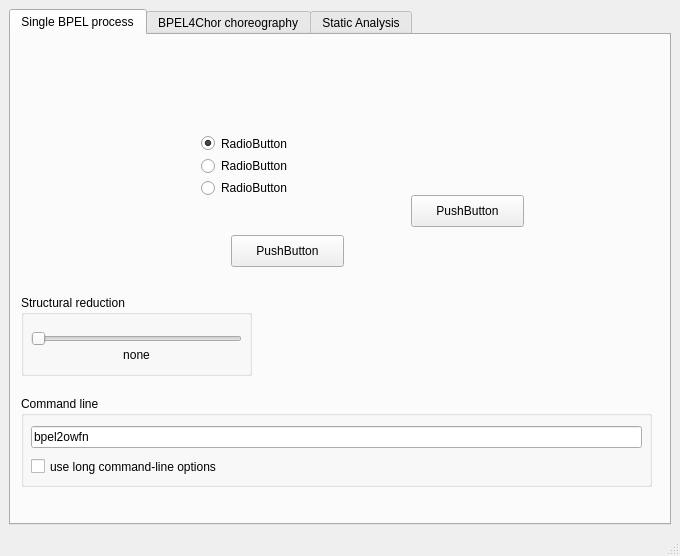
First picture: the form in bpel2owfn/gui/dialog.ui, repository nlohmann/service-technology.org, before the edit.
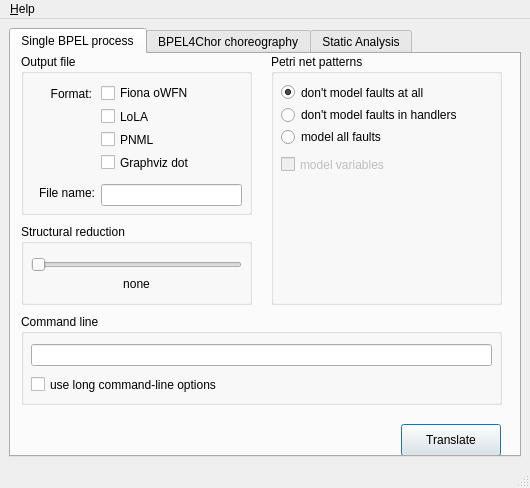
Second picture: the form after the edit. Icons and pictures are not drawn.

Patch:
```diff
--- a/bpel2owfn/gui/dialog.ui
+++ b/bpel2owfn/gui/dialog.ui
@@ -5,8 +5,8 @@
    <rect>
     <x>0</x>
     <y>0</y>
-    <width>680</width>
-    <height>556</height>
+    <width>530</width>
+    <height>488</height>
    </rect>
   </property>
   <property name="windowTitle" >
@@ -38,46 +38,11 @@
        <attribute name="toolTip" >
         <string>Translation of a single BPEL process into a Petri net model.</string>
        </attribute>
-       <widget class="QPushButton" name="pushButton" >
-        <property name="geometry" >
-         <rect>
-          <x>220</x>
-          <y>200</y>
-          <width>113</width>
-          <height>32</height>
-         </rect>
-        </property>
-        <property name="text" >
-         <string>PushButton</string>
-        </property>
-        <property name="autoDefault" >
-         <bool>false</bool>
-        </property>
-        <property name="default" >
-         <bool>false</bool>
-        </property>
-        <property name="flat" >
-         <bool>false</bool>
-        </property>
-       </widget>
-       <widget class="QPushButton" name="pushButton_2" >
-        <property name="geometry" >
-         <rect>
-          <x>400</x>
-          <y>160</y>
-          <width>113</width>
-          <height>32</height>
-         </rect>
-        </property>
-        <property name="text" >
-         <string>PushButton</string>
-        </property>
-       </widget>
        <widget class="QGroupBox" name="reduction_groupBox" >
         <property name="geometry" >
          <rect>
           <x>10</x>
-          <y>260</y>
+          <y>170</y>
           <width>231</width>
           <height>81</height>
          </rect>
@@ -91,7 +56,7 @@
            <x>10</x>
            <y>30</y>
            <width>211</width>
-           <height>27</height>
+           <height>22</height>
           </rect>
          </property>
          <property name="maximum" >
@@ -125,8 +90,8 @@
         <property name="geometry" >
          <rect>
           <x>10</x>
-          <y>361</y>
-          <width>631</width>
+          <y>260</y>
+          <width>481</width>
           <height>91</height>
          </rect>
         </property>
@@ -138,23 +103,31 @@
           <rect>
            <x>10</x>
            <y>30</y>
-           <width>611</width>
+           <width>461</width>
            <height>22</height>
           </rect>
          </property>
+         <property name="font" >
+          <font>
+           <pointsize>10</pointsize>
+          </font>
+         </property>
          <property name="text" >
-          <string>bpel2owfn</string>
+          <string/>
          </property>
          <property name="frame" >
           <bool>true</bool>
          </property>
+         <property name="readOnly" >
+          <bool>true</bool>
+         </property>
         </widget>
         <widget class="QCheckBox" name="commandLine_checkBox" >
          <property name="geometry" >
           <rect>
            <x>10</x>
            <y>60</y>
-           <width>241</width>
+           <width>227</width>
            <height>21</height>
           </rect>
          </property>
@@ -163,41 +136,181 @@
          </property>
         </widget>
        </widget>
-       <widget class="QWidget" name="" >
+       <widget class="QGroupBox" name="fileFormat_groupBox" >
         <property name="geometry" >
          <rect>
-          <x>190</x>
-          <y>100</y>
+          <x>10</x>
+          <y>0</y>
+          <width>231</width>
+          <height>161</height>
+         </rect>
+        </property>
+        <property name="title" >
+         <string>Output file</string>
+        </property>
+        <widget class="QLabel" name="fileFormat_label1" >
+         <property name="geometry" >
+          <rect>
+           <x>20</x>
+           <y>30</y>
+           <width>51</width>
+           <height>20</height>
+          </rect>
+         </property>
+         <property name="text" >
+          <string>Format:</string>
+         </property>
+         <property name="alignment" >
+          <set>Qt::AlignRight|Qt::AlignTrailing|Qt::AlignVCenter</set>
+         </property>
+        </widget>
+        <widget class="QLabel" name="fileFormat_label2" >
+         <property name="geometry" >
+          <rect>
+           <x>10</x>
+           <y>130</y>
+           <width>64</width>
+           <height>18</height>
+          </rect>
+         </property>
+         <property name="text" >
+          <string>File name:</string>
+         </property>
+         <property name="alignment" >
+          <set>Qt::AlignRight|Qt::AlignTrailing|Qt::AlignVCenter</set>
+         </property>
+        </widget>
+        <widget class="QLineEdit" name="fileFormat_lineEdit" >
+         <property name="geometry" >
+          <rect>
+           <x>80</x>
+           <y>130</y>
+           <width>141</width>
+           <height>22</height>
+          </rect>
+         </property>
+        </widget>
+        <widget class="QWidget" name="" >
+         <property name="geometry" >
+          <rect>
+           <x>80</x>
+           <y>30</y>
+           <width>104</width>
+           <height>87</height>
+          </rect>
+         </property>
+         <layout class="QVBoxLayout" >
+          <item>
+           <widget class="QCheckBox" name="fileFormatFiona_checkBox" >
+            <property name="text" >
+             <string>Fiona oWFN</string>
+            </property>
+           </widget>
+          </item>
+          <item>
+           <widget class="QCheckBox" name="fileFormatLola_checkBox" >
+            <property name="text" >
+             <string>LoLA</string>
+            </property>
+           </widget>
+          </item>
+          <item>
+           <widget class="QCheckBox" name="fileFormatPnml_checkBox" >
+            <property name="text" >
+             <string>PNML</string>
+            </property>
+           </widget>
+          </item>
+          <item>
+           <widget class="QCheckBox" name="fileFormatDot_checkBox" >
+            <property name="text" >
+             <string>Graphviz dot</string>
+            </property>
+           </widget>
+          </item>
+         </layout>
+        </widget>
+       </widget>
+       <widget class="QGroupBox" name="groupBox" >
+        <property name="geometry" >
+         <rect>
+          <x>260</x>
+          <y>0</y>
+          <width>231</width>
+          <height>251</height>
+         </rect>
+        </property>
+        <property name="title" >
+         <string>Petri net patterns</string>
+        </property>
+        <widget class="QCheckBox" name="patternVariables_checkBox" >
+         <property name="enabled" >
+          <bool>false</bool>
+         </property>
+         <property name="geometry" >
+          <rect>
+           <x>10</x>
+           <y>100</y>
+           <width>123</width>
+           <height>21</height>
+          </rect>
+         </property>
+         <property name="text" >
+          <string>model variables</string>
+         </property>
+        </widget>
+        <widget class="QWidget" name="" >
+         <property name="geometry" >
+          <rect>
+           <x>10</x>
+           <y>30</y>
+           <width>213</width>
+           <height>61</height>
+          </rect>
+         </property>
+         <layout class="QVBoxLayout" >
+          <item>
+           <widget class="QRadioButton" name="patternSmall_radioButton" >
+            <property name="text" >
+             <string>don't model faults at all</string>
+            </property>
+            <property name="checked" >
+             <bool>true</bool>
+            </property>
+           </widget>
+          </item>
+          <item>
+           <widget class="QRadioButton" name="patternNofhfaults_radioButton" >
+            <property name="text" >
+             <string>don't model faults in handlers</string>
+            </property>
+           </widget>
+          </item>
+          <item>
+           <widget class="QRadioButton" name="patternStandardfaults_radioButton" >
+            <property name="text" >
+             <string>model all faults</string>
+            </property>
+           </widget>
+          </item>
+         </layout>
+        </widget>
+       </widget>
+       <widget class="QPushButton" name="pushButton" >
+        <property name="geometry" >
+         <rect>
+          <x>390</x>
+          <y>370</y>
           <width>100</width>
-          <height>61</height>
+          <height>32</height>
          </rect>
         </property>
-        <layout class="QVBoxLayout" >
-         <item>
-          <widget class="QRadioButton" name="radioButton" >
-           <property name="text" >
-            <string>RadioButton</string>
-           </property>
-           <property name="checked" >
-            <bool>true</bool>
-           </property>
-          </widget>
-         </item>
-         <item>
-          <widget class="QRadioButton" name="radioButton_2" >
-           <property name="text" >
-            <string>RadioButton</string>
-           </property>
-          </widget>
-         </item>
-         <item>
-          <widget class="QRadioButton" name="radioButton_3" >
-           <property name="text" >
-            <string>RadioButton</string>
-           </property>
-          </widget>
-         </item>
-        </layout>
+        <property name="text" >
+         <string>Translate</string>
+        </property>
+        <property name="default" >
+         <bool>true</bool>
+        </property>
        </widget>
       </widget>
       <widget class="QWidget" name="tab_2" >
@@ -220,17 +333,29 @@
     </item>
    </layout>
   </widget>
+  <widget class="QStatusBar" name="statusbar" />
   <widget class="QMenuBar" name="menubar" >
    <property name="geometry" >
     <rect>
      <x>0</x>
      <y>0</y>
-     <width>680</width>
+     <width>530</width>
      <height>22</height>
     </rect>
    </property>
+   <widget class="QMenu" name="menu_Help" >
+    <property name="title" >
+     <string>&amp;Help</string>
+    </property>
+    <addaction name="action_About_BPEL2oWFN" />
+   </widget>
+   <addaction name="menu_Help" />
   </widget>
-  <widget class="QStatusBar" name="statusbar" />
+  <action name="action_About_BPEL2oWFN" >
+   <property name="text" >
+    <string>&amp;About BPEL2oWFN</string>
+   </property>
+  </action>
  </widget>
  <tabstops>
   <tabstop>reduction_horizontalSlider</tabstop>
```
Left out of the diff: 12 changed lines with no effect on the pictures.
